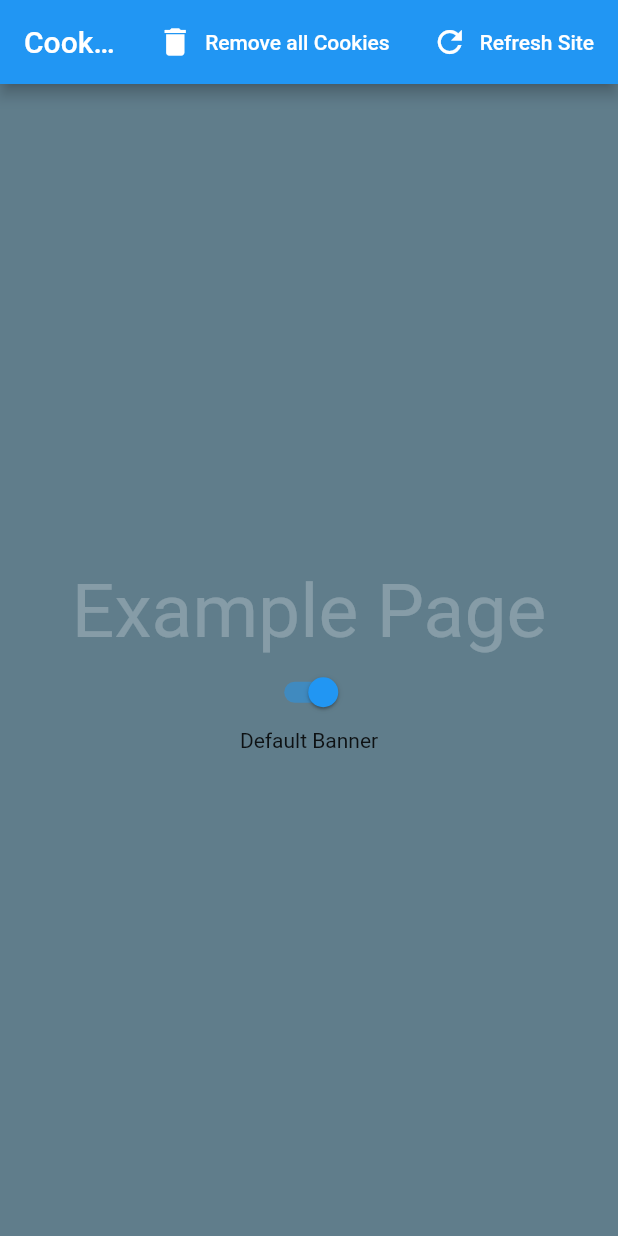
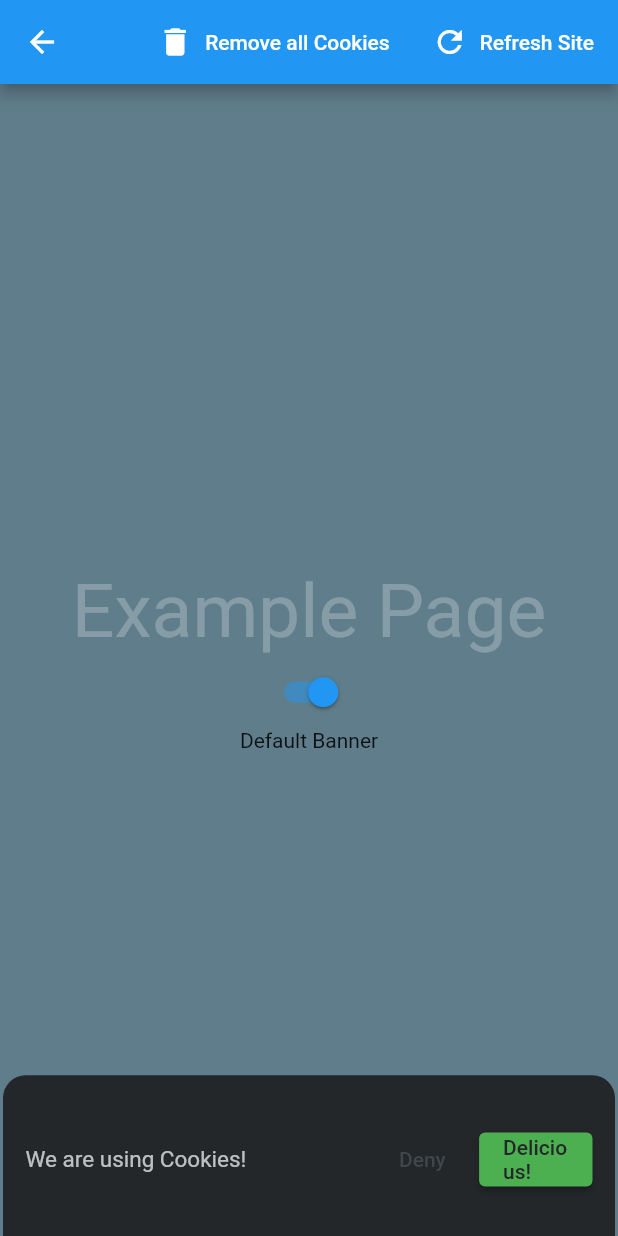
Before and after one commit to jannikhst/simple_cookies, a Flutter app: the screen it shows after launch, on a phone screen of 412 x 824 dp. Run offline on Flutter 3.47's test engine with Material 2 defaults, Android fonts, the phone set to English and light mode, and no system bars; missing offline and left inert: universal_html.

Commit message:
migrate to nullsaftey

```diff
--- a/example/pubspec.yaml
+++ b/example/pubspec.yaml
@@ -23,7 +23,7 @@ environment:
 dependencies:
   flutter:
     sdk: flutter
-  cookies:
+  simple_cookies:
     path: ../
 
 
--- a/lib/simple_cookies.dart
+++ b/lib/simple_cookies.dart
@@ -1,7 +1,7 @@
 library simple_cookies;
 
 import 'package:flutter/material.dart';
-import 'package:universal_html/prefer_universal/html.dart' as uni;
+import 'package:universal_html/html.dart' as uni;
 
 /// Class for controlling your Cookies and creating CookieBanners.
 /// IMPORTANT: Don't forget to change the default value of your main-cookie-id: [acceptedCookiesId].
@@ -14,13 +14,13 @@ class Cookies {
   /// Wrap [Cookie.wrapBanner(child)] around your Site to show the CookieBanner if needed.
   /// Create your own CookieBanner by creating your own Banner Class which extends [CookieBanner].
   /// IMPORTANT: Don't forget to change the default value of your main-cookie-id: [acceptedCookiesId].
-  static Widget wrapBanner({@required Widget child, CookieBanner banner}) =>
+  static Widget wrapBanner({required Widget child, CookieBanner? banner}) =>
       Scaffold(body: _WrapBanner(child, banner: banner));
 
   /// Call this if you want to check if the users allowed cookies and show a banner if not.
   /// Create your own CookieBanner [banner] by creating your own Banner Class which extends [CookieBanner].
   /// The [acceptedId] of your own CookieBanner overwrites the [acceptedCookiesId].
-  static void checkAccepted(BuildContext context, {CookieBanner banner}) {
+  static void checkAccepted(BuildContext context, {CookieBanner? banner}) {
     if (banner == null && !exists(acceptedCookiesId)) _PopUp.show(context);
     if (banner != null && !exists(banner.acceptedId))
       _PopUp.show(context, alternative: banner);
@@ -31,7 +31,7 @@ class Cookies {
 
   /// Returns the content of the cookie with [id].
   /// Returns [null] if there is no Cookie.
-  static String get(String id) => _storage.get(id);
+  static String? get(String id) => _storage.get(id);
 
   /// Checks if there exists a cookie with [id].
   static bool exists(String id) => _storage.get(id) != null;
@@ -53,8 +53,8 @@ class _WebStorage {
     set(Cookies.acceptedCookiesId, null);
   }
 
-  String get(String id) => uni.window.localStorage[id] ?? null;
-  void set(String id, String content) {
+  String? get(String id) => uni.window.localStorage[id] ?? null;
+  void set(String id, String? content) {
     _history.putIfAbsent(id, () => DateTime.now().toIso8601String());
     (content == null)
         ? uni.window.localStorage.remove(id)
@@ -65,7 +65,7 @@ class _WebStorage {
 class _PopUp extends StatelessWidget {
   final Color dark = Color.fromRGBO(35, 39, 42, 1);
   final Color light = Color.fromRGBO(64, 70, 74, 1);
-  static show(BuildContext context, {Widget alternative}) => showBottomSheet(
+  static show(BuildContext context, {Widget? alternative}) => showBottomSheet(
         backgroundColor: Colors.transparent,
         context: context,
         builder: (ctx) => alternative ?? _PopUp(),
@@ -96,7 +96,7 @@ class _PopUp extends StatelessWidget {
             child: Row(
               children: [
                 Expanded(
-                  child: FlatButton(
+                  child: TextButton(
                     onPressed: () {
                       if (Cookies.exists(Cookies.acceptedCookiesId))
                         Cookies.remove(Cookies.acceptedCookiesId);
@@ -109,8 +109,10 @@ class _PopUp extends StatelessWidget {
                   ),
                 ),
                 Expanded(
-                  child: RaisedButton(
-                    color: Colors.green,
+                  child: ElevatedButton(
+                    style: ElevatedButton.styleFrom(
+                      primary: Colors.green,
+                    ),
                     onPressed: () {
                       Cookies.create(Cookies.acceptedCookiesId, 'true');
                       Navigator.pop(context);
@@ -154,7 +156,7 @@ abstract class CookieBanner extends StatelessWidget {
 
 class _WrapBanner extends StatelessWidget {
   final Widget child;
-  final CookieBanner banner;
+  final CookieBanner? banner;
   _WrapBanner(this.child, {this.banner});
 
   @override
```
Also changed, not shown: pubspec.yaml (+4 -40 lines), example/pubspec.lock, pubspec.lock, 2 other files.
